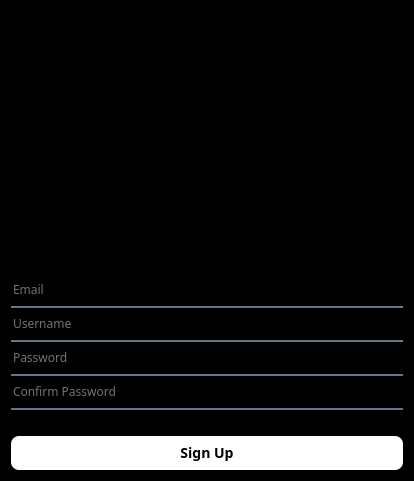
Above: ui/signup.ui from eDarrrrr/ProjectSTAL before the change. Below: the same form after it.
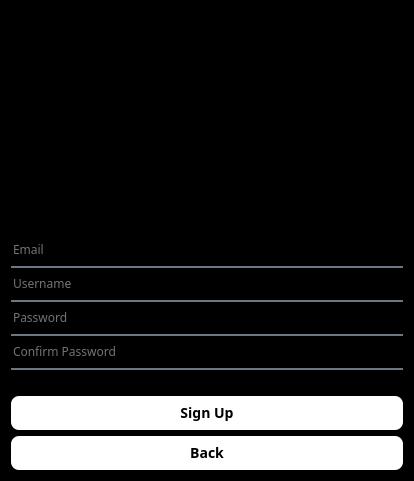
That is the form after the change. Icons and pictures are not drawn.

```diff
--- a/ui/signup.ui
+++ b/ui/signup.ui
@@ -140,6 +140,37 @@
        </property>
       </widget>
      </item>
+     <item>
+      <widget class="QPushButton" name="backbutton">
+       <property name="styleSheet">
+        <string notr="true">QPushButton {
+    background-color: white;
+    color: black;
+    border: none;
+    border-radius: 8px;
+    padding: 7px;
+    font-weight: bold;
+    font-size: 14px;
+ 	cursor: pointer;
+	
+}
+
+QPushButton:hover {
+    background-color: #ff2e2e; /* Spotify green / fresh green */
+    color: white;
+}
+
+QPushButton:pressed {
+    background-color: #17a444;
+    color: white;
+}
+</string>
+       </property>
+       <property name="text">
+        <string>Back</string>
+       </property>
+      </widget>
+     </item>
     </layout>
    </item>
   </layout>
```
